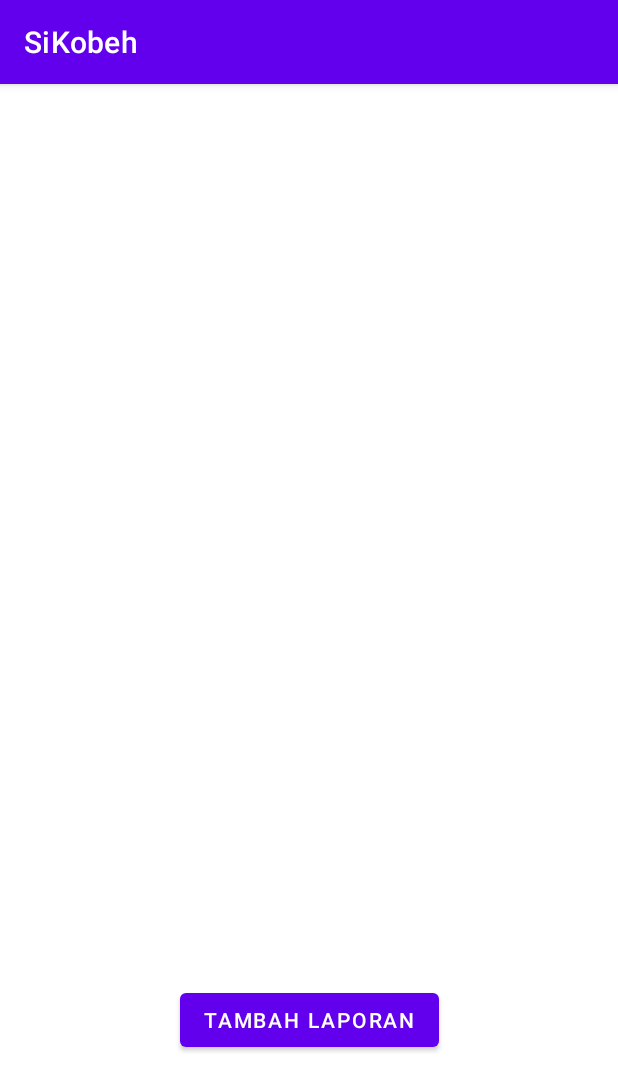
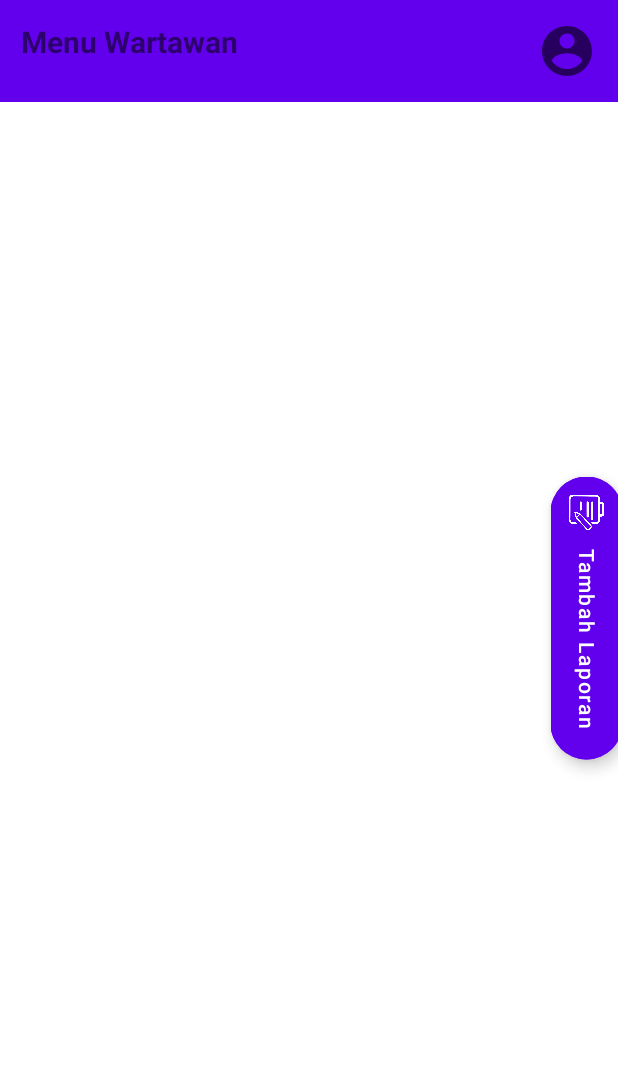
Before and after one commit to Banuadev1/SiKobeh, an Android app: the WartawanForm screen opened directly, with no data from a screen before it, on a phone screen of 412 x 824 dp. Shown: the top 1091 px of the screen. Run offline under Robolectric (Android 15) with nearby library versions, the phone set to English and light mode, and no system bars.

Commit message:
perbaikan menu wartawan

```diff
--- a/app/src/main/AndroidManifest.xml
+++ b/app/src/main/AndroidManifest.xml
@@ -2,7 +2,8 @@
 <manifest xmlns:android="http://schemas.android.com/apk/res/android"
     package="com.example.sikobeh">
 
-    <uses-feature android:name="android.hardware.camera"
+    <uses-feature
+        android:name="android.hardware.camera"
         android:required="true" />
 
     <application
@@ -12,7 +13,8 @@
         android:roundIcon="@mipmap/ic_launcher_round"
         android:supportsRtl="true"
         android:theme="@style/Theme.SiKobeh">
-        <activity android:name=".LoginWartawan"></activity>
+        <activity android:name=".CheckProfilWartawan"></activity>
+        <activity android:name=".LoginWartawan" />
         <activity android:name=".LoginKoordinator" />
         <activity android:name=".ForgotPassword" />
         <activity android:name=".WartawanForm" />
--- a/app/src/main/java/com/example/sikobeh/WartawanForm.java
+++ b/app/src/main/java/com/example/sikobeh/WartawanForm.java
@@ -5,20 +5,29 @@ import androidx.appcompat.app.AppCompatActivity;
 import android.content.Intent;
 import android.os.Bundle;
 import android.widget.Button;
+import android.widget.ImageView;
+
+import com.google.android.material.floatingactionbutton.ExtendedFloatingActionButton;
 
 public class WartawanForm extends AppCompatActivity {
 
-    Button fLaporan;
+    ExtendedFloatingActionButton fLaporan;
+    ImageView checkprofil;
 
     @Override
     protected void onCreate(Bundle savedInstanceState) {
         super.onCreate(savedInstanceState);
         setContentView(R.layout.activity_wartawan_form);
 
-        fLaporan = (Button)findViewById(R.id.bukaFLaporan);
+        fLaporan = (ExtendedFloatingActionButton)findViewById(R.id.bukaFLaporan);
+        checkprofil = (ImageView)findViewById(R.id.profilbutton);
 
         fLaporan.setOnClickListener((view) ->{
             startActivity(new Intent(getApplicationContext(), WartawanInputB.class));
         });
+
+        checkprofil.setOnClickListener((view) -> {
+            startActivity(new Intent(getApplicationContext(), CheckProfilWartawan.class));
+        });
     }
 }
--- /dev/null
+++ b/app/src/main/res/drawable/ic_baseline_account_circle_24.xml
@@ -0,0 +1,10 @@
+<vector xmlns:android="http://schemas.android.com/apk/res/android"
+    android:width="24dp"
+    android:height="24dp"
+    android:viewportWidth="24"
+    android:viewportHeight="24"
+    android:tint="?attr/colorControlNormal">
+  <path
+      android:fillColor="@android:color/white"
+      android:pathData="M12,2C6.48,2 2,6.48 2,12s4.48,10 10,10 10,-4.48 10,-10S17.52,2 12,2zM12,5c1.66,0 3,1.34 3,3s-1.34,3 -3,3 -3,-1.34 -3,-3 1.34,-3 3,-3zM12,19.2c-2.5,0 -4.71,-1.28 -6,-3.22 0.03,-1.99 4,-3.08 6,-3.08 1.99,0 5.97,1.09 6,3.08 -1.29,1.94 -3.5,3.22 -6,3.22z"/>
+</vector>
--- a/app/src/main/res/layout/activity_wartawan_form.xml
+++ b/app/src/main/res/layout/activity_wartawan_form.xml
@@ -6,13 +6,30 @@
     android:layout_height="match_parent"
     tools:context=".WartawanForm">
 
-    <Button
+    <include layout="@layout/toolbar_form_wartawan"/>
+
+    <androidx.recyclerview.widget.RecyclerView
+        android:layout_width="match_parent"
+        android:layout_height="match_parent"
+        android:layout_marginTop="75dp"
+        />
+
+    <com.google.android.material.floatingactionbutton.ExtendedFloatingActionButton
         android:id="@+id/bukaFLaporan"
         android:layout_width="wrap_content"
         android:layout_height="wrap_content"
-        android:layout_marginTop="600dp"
-        android:layout_marginLeft="120dp"
+        android:backgroundTint="@color/design_default_color_primary"
+        android:clickable="true"
+        android:textAllCaps="false"
+        android:rotation="90"
+        android:textColor="@color/white"
+        android:layout_marginEnd="-73dp"
+        android:layout_alignParentEnd="true"
+        android:layout_centerInParent="true"
         android:text="Tambah Laporan"
-        />
+        app:icon="@drawable/laporan"
+        app:iconTint="@color/white"
+        android:layout_alignParentRight="true"
+        android:layout_marginRight="-54dp" />
 
 </RelativeLayout>
--- /dev/null
+++ b/app/src/main/res/layout/toolbar_form_wartawan.xml
@@ -0,0 +1,36 @@
+<?xml version="1.0" encoding="utf-8"?>
+<RelativeLayout xmlns:android="http://schemas.android.com/apk/res/android"
+    android:layout_width="match_parent"
+    android:layout_height="wrap_content"
+    android:background="@color/purple_500"
+    >
+
+    <RelativeLayout
+        android:layout_width="match_parent"
+        android:layout_height="wrap_content"
+        android:padding="14dp"
+        >
+
+        <TextView
+            android:layout_width="wrap_content"
+            android:layout_height="wrap_content"
+            android:textSize="20dp"
+            android:textStyle="bold"
+            android:text="Menu Wartawan"
+            />
+
+        <ImageView
+            android:id="@+id/profilbutton"
+            android:layout_width="wrap_content"
+            android:layout_height="wrap_content"
+            android:src="@drawable/ic_baseline_account_circle_24"
+            android:layout_alignParentEnd="true"
+            android:layout_alignParentRight="true"
+            android:minWidth="40dp"
+            android:minHeight="40dp"
+            android:scaleType="fitCenter"
+            />
+
+    </RelativeLayout>
+
+</RelativeLayout>
--- a/app/src/main/res/layout/wartawan_input_berita.xml
+++ b/app/src/main/res/layout/wartawan_input_berita.xml
@@ -66,7 +66,7 @@
                 android:id="@+id/inputGambar"
                 android:layout_width="200dp"
                 android:layout_height="150dp"
-                android:background="@mipmap/ic_launcher"
+                android:background="@drawable/ic_baseline_panorama_24"
                 android:layout_marginTop="290dp"
                 android:layout_marginLeft="105dp"
                 />
--- a/app/src/main/res/values-night/themes.xml
+++ b/app/src/main/res/values-night/themes.xml
@@ -1,6 +1,6 @@
 <resources xmlns:tools="http://schemas.android.com/tools">
     <!-- Base application theme. -->
-    <style name="Theme.SiKobeh" parent="Theme.MaterialComponents.DayNight.DarkActionBar">
+    <style name="Theme.SiKobeh" parent="Theme.MaterialComponents.DayNight.NoActionBar">
         <!-- Primary brand color. -->
         <item name="colorPrimary">@color/purple_200</item>
         <item name="colorPrimaryVariant">@color/purple_700</item>
--- a/app/src/main/res/values/themes.xml
+++ b/app/src/main/res/values/themes.xml
@@ -1,6 +1,6 @@
 <resources xmlns:tools="http://schemas.android.com/tools">
     <!-- Base application theme. -->
-    <style name="Theme.SiKobeh" parent="Theme.MaterialComponents.DayNight.DarkActionBar">
+    <style name="Theme.SiKobeh" parent="Theme.MaterialComponents.DayNight.NoActionBar">
         <!-- Primary brand color. -->
         <item name="colorPrimary">@color/purple_500</item>
         <item name="colorPrimaryVariant">@color/purple_700</item>
```
Also changed, not shown: app/build.gradle (+7 -0 lines), app/src/main/java/com/example/sikobeh/CheckProfilWartawan.java (added, +118 -0 lines), app/src/main/java/com/example/sikobeh/LoginKoordinator.java (+4 -4 lines), app/src/main/java/com/example/sikobeh/LoginWartawan.java (+13 -33 lines), app/src/main/java/com/example/sikobeh/User.java (+24 -0 lines), app/src/main/res/drawable/ic_baseline_email_24.xml (added, +10 -0 lines), app/src/main/res/drawable/ic_baseline_panorama_24.xml (added, +10 -0 lines), app/src/main/res/drawable/ic_baseline_phone_24.xml (added, +10 -0 lines), app/src/main/res/drawable/profil_karyawan.xml (added, +10 -0 lines), app/src/main/res/layout/check_profil_wartawan.xml (added, +207 -0 lines), app/src/main/profil_imageK-playstore.png (added), app/src/main/res/drawable/laporan.png (added).
